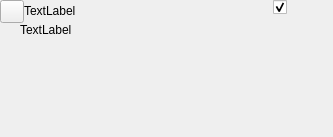
This is ui/beat_widget.ui in zkovari/plotlyst as Qt 5 draws it before an edit. The edited form follows.
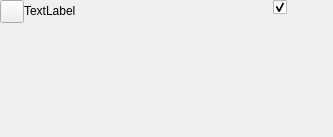
This is the edited form. The open tabs and pages were chosen to show the change. Custom widgets are drawn as their Qt base class.

Commit message: Use flow layout for beats overview

What changed in the file:
```diff
--- a/ui/beat_widget.ui
+++ b/ui/beat_widget.ui
@@ -10,6 +10,12 @@
     <height>137</height>
    </rect>
   </property>
+  <property name="sizePolicy">
+   <sizepolicy hsizetype="Preferred" vsizetype="Maximum">
+    <horstretch>0</horstretch>
+    <verstretch>0</verstretch>
+   </sizepolicy>
+  </property>
   <property name="windowTitle">
    <string>Form</string>
   </property>
@@ -95,12 +101,12 @@
          <property name="bottomMargin">
           <number>0</number>
          </property>
-         <item alignment="Qt::AlignTop">
-          <widget class="QLabel" name="lblDescription">
-           <property name="text">
-            <string>TextLabel</string>
+         <item>
+          <widget class="AutoAdjustableTextEdit" name="textDescription">
+           <property name="readOnly">
+            <bool>true</bool>
            </property>
-           <property name="wordWrap">
+           <property name="transparent" stdset="0">
             <bool>true</bool>
            </property>
            <property name="description" stdset="0">
```
Left out of the diff: 8 changed lines with no effect on the pictures. The commit also changes 2 other files.
